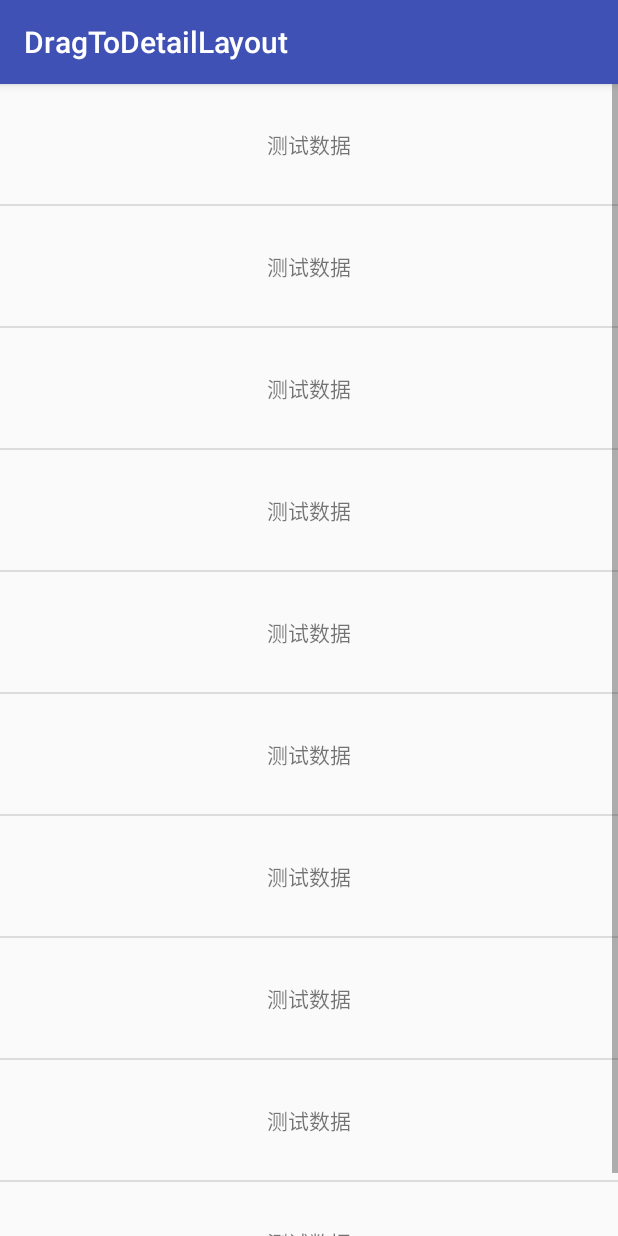
After one commit to workdawn/DragToDetail, an Android app: the fragment DragFragment shown on its own in the app's theme, on a phone screen of 412 x 824 dp. The commit adds this screen. Run offline under Robolectric (Android 15) with nearby library versions, the phone set to English and light mode, and no system bars.

Commit message:
添加scrollView+viewPager组合的demo

```diff
--- a/app/src/main/AndroidManifest.xml
+++ b/app/src/main/AndroidManifest.xml
@@ -25,6 +25,7 @@
             android:name=".test.SelectItemActivity"
             android:windowSoftInputMode="adjustPan" />
         <activity android:name=".test.DragListenerActivity" />
+        <activity android:name=".test.ScrollViewAndViewPager" />
     </application>
 
 </manifest>
--- /dev/null
+++ b/app/src/main/java/com/workdawn/dragtodetaillayout/test/CommonsListViewAdapter.java
@@ -0,0 +1,117 @@
+package com.workdawn.dragtodetaillayout.test;
+
+import android.content.Context;
+import android.view.LayoutInflater;
+import android.view.View;
+import android.view.ViewGroup;
+import android.widget.BaseAdapter;
+
+import java.util.List;
+
+/**
+ * 通用的listView适配器
+ * Created by Administrator on 2017/3/11.
+ */
+public abstract class CommonsListViewAdapter<E> extends BaseAdapter {
+
+    private List<E> mData;
+    private LayoutInflater mInflater;
+    private int layoutId;
+
+    public CommonsListViewAdapter(int layoutId, Context context) {
+        mInflater = LayoutInflater.from(context);
+        this.layoutId = layoutId;
+    }
+
+    public CommonsListViewAdapter(int layoutId, Context context, List<E> data) {
+        mInflater = LayoutInflater.from(context);
+        this.layoutId = layoutId;
+        this.mData = data;
+    }
+
+    public void setTopData(List<E> mData){
+        if(mData != null && mData.size() > 0){
+            this.mData = mData;
+            notifyDataSetChanged();
+        }
+    }
+
+    public void setLastData(List<E> mData){
+        if(mData != null){
+            this.mData.addAll(mData);
+            notifyDataSetChanged();
+        }
+    }
+
+    public void clearData(){
+        if(mData != null){
+            mData.clear();
+            notifyDataSetChanged();
+        }
+    }
+
+    public List<E> getData(){
+        return mData;
+    }
+
+    @Override
+    public int getCount() {
+        return mData == null ? 10 : mData.size();
+    }
+
+    @Override
+    public Object getItem(int position) {
+        return null;
+    }
+
+    @Override
+    public long getItemId(int position) {
+        return position;
+    }
+
+    @Override
+    public View getView(int position, View convertView, ViewGroup parent) {
+        CommonsViewHolder holder;
+        if(convertView == null){
+            convertView = mInflater.inflate(layoutId, parent, false);
+            holder = new CommonsViewHolder(convertView);
+            processViews(holder);
+            convertView.setTag(holder);
+        }else{
+            holder = (CommonsViewHolder) convertView.getTag();
+        }
+        if(validateData(mData, position)){
+            inflateData(holder, position, mData);
+            setTag(mData.get(position), holder);
+        }
+        return convertView;
+    }
+
+    /**
+     * 处理控件如：适配大小，给控件添加点击事件等等
+     * @param holder holder
+     */
+    public abstract void processViews(CommonsViewHolder holder);
+
+    /**
+     * 填充数据
+     * @param holder holder
+     * @param position item微整
+     * @param data 数据集合
+     */
+    public abstract void inflateData(CommonsViewHolder holder, int position, List<E> data);
+
+    /**
+     * 数据校验
+     * @param data 数据
+     * @param position item位置
+     */
+    public abstract boolean validateData(List<E> data, int position);
+
+    /**
+     * 设置Tag
+     * @param data 数据
+     * @param holder holder
+     */
+    public abstract void setTag(E data, CommonsViewHolder holder);
+}
--- /dev/null
+++ b/app/src/main/java/com/workdawn/dragtodetaillayout/test/CommonsViewHolder.java
@@ -0,0 +1,40 @@
+package com.workdawn.dragtodetaillayout.test;
+
+import android.util.SparseArray;
+import android.view.View;
+import android.widget.ImageView;
+import android.widget.TextView;
+
+/**
+ * 通用的listView缓存
+ * Created by Administrator on 2017/3/11.
+ */
+public class CommonsViewHolder {
+
+    private SparseArray<View> mViews;
+    private View mConvertView;
+
+    public CommonsViewHolder(View convertView) {
+        mConvertView = convertView;
+        mViews = new SparseArray<>();
+    }
+
+    public void setText(int resId, String txt){
+        TextView t = getView(resId);
+        t.setText(txt);
+    }
+
+    public void setText(int resId, int textStringId){
+        TextView t = getView(resId);
+        t.setText(textStringId);
+    }
+
+    public <T extends View> T getView(int resId){
+        View view = mViews.get(resId);
+        if(view == null){
+            view = mConvertView.findViewById(resId);
+            mViews.put(resId, view);
+        }
+        return (T) view;
+    }
+}
--- /dev/null
+++ b/app/src/main/java/com/workdawn/dragtodetaillayout/test/DragFragment.java
@@ -0,0 +1,49 @@
+package com.workdawn.dragtodetaillayout.test;
+
+import android.os.Bundle;
+import android.support.annotation.Nullable;
+import android.support.v4.app.Fragment;
+import android.view.LayoutInflater;
+import android.view.View;
+import android.view.ViewGroup;
+import android.widget.ListView;
+
+import com.workdawn.dragtodetaillayout.R;
+
+import java.util.List;
+
+public class DragFragment extends Fragment {
+
+    public static DragFragment newInstance(){
+        return new DragFragment();
+    }
+
+    @Nullable
+    @Override
+    public View onCreateView(LayoutInflater inflater, ViewGroup container, Bundle savedInstanceState) {
+        View view = inflater.inflate(R.layout.fragment_fragment1, container, false);
+        ListView lv = (ListView) view.findViewById(R.id.lv);
+        lv.setAdapter(new CommonsListViewAdapter<String>(R.layout.item_listview, getActivity()) {
+            @Override
+            public void processViews(CommonsViewHolder holder) {
+
+            }
+
+            @Override
+            public void inflateData(CommonsViewHolder holder, int position, List<String> data) {
+
+            }
+
+            @Override
+            public boolean validateData(List<String> data, int position) {
+                return false;
+            }
+
+            @Override
+            public void setTag(String data, CommonsViewHolder holder) {
+
+            }
+        });
+        return view;
+    }
+}
--- /dev/null
+++ b/app/src/main/res/layout/fragment_fragment1.xml
@@ -0,0 +1,10 @@
+<?xml version="1.0" encoding="utf-8"?>
+<LinearLayout xmlns:android="http://schemas.android.com/apk/res/android"
+    android:layout_width="match_parent"
+    android:layout_height="match_parent">
+
+    <ListView
+        android:id="@+id/lv"
+        android:layout_width="match_parent"
+        android:layout_height="match_parent" />
+</LinearLayout>
--- /dev/null
+++ b/app/src/main/res/layout/item_listview.xml
@@ -0,0 +1,11 @@
+<?xml version="1.0" encoding="utf-8"?>
+<LinearLayout xmlns:android="http://schemas.android.com/apk/res/android"
+    android:layout_width="match_parent"
+    android:layout_height="match_parent">
+
+    <TextView
+        android:layout_width="match_parent"
+        android:layout_height="80dp"
+        android:gravity="center"
+        android:text="测试数据" />
+</LinearLayout>
```
Also changed, not shown: app/src/main/java/com/workdawn/dragtodetaillayout/DragToDetailLayout.java (+6 -6 lines), app/src/main/java/com/workdawn/dragtodetaillayout/test/DragFragment1.java (added, +49 -0 lines), app/src/main/java/com/workdawn/dragtodetaillayout/test/DragFragment2.java (added, +49 -0 lines), app/src/main/java/com/workdawn/dragtodetaillayout/test/MainActivity.java (+4 -0 lines), app/src/main/java/com/workdawn/dragtodetaillayout/test/ScrollViewAndViewPager.java (added, +65 -0 lines), app/src/main/java/com/workdawn/dragtodetaillayout/test/ViewPagerFragmentAdapter.java (added, +37 -0 lines), app/src/main/res/layout/activity_main.xml (+7 -0 lines), app/src/main/res/layout/activity_scr_viewpager.xml (added, +34 -0 lines).
